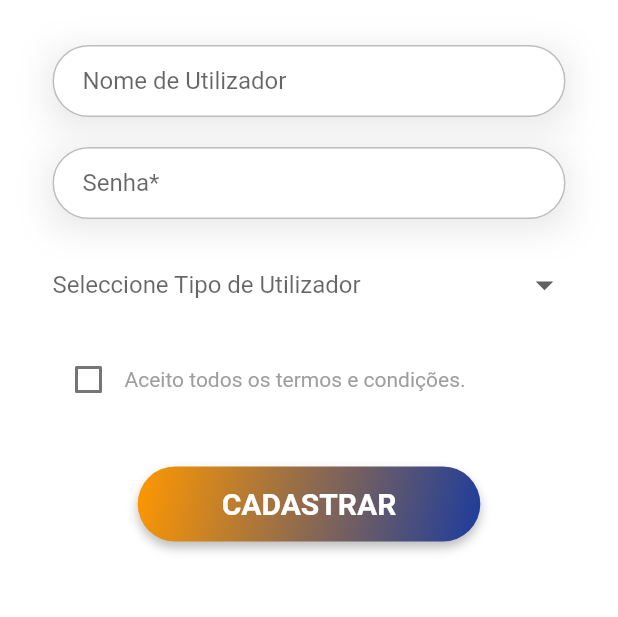
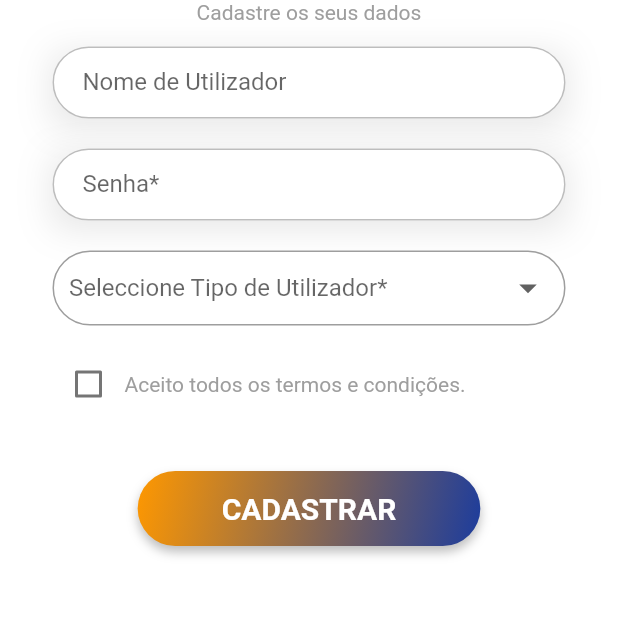
Before and after one commit to edsonduma/kulika_app, a Flutter app: the RegistrationPage screen opened directly, on a phone screen of 412 x 824 dp, the part 450-1067 px from its top. Run offline on Flutter 3.47's test engine with Material 2 defaults, Android fonts, the phone set to English and light mode, and no system bars; our stand-ins replace boxicons, flutter_dotenv, font_awesome_flutter, hexcolor.

Commit message:
segunda parte

```diff
--- a/lib/common/theme_helper.dart
+++ b/lib/common/theme_helper.dart
@@ -1,21 +1,51 @@
-
 import 'package:flutter/material.dart';
 import 'package:hexcolor/hexcolor.dart';
 
-class ThemeHelper{
-
-  InputDecoration textInputDecoration([String lableText="", String hintText = ""]){
+class ThemeHelper {
+  InputDecoration textInputDecoration(
+      [String lableText = "", String hintText = ""]) {
     return InputDecoration(
       labelText: lableText,
       hintText: hintText,
       fillColor: Colors.white,
       filled: true,
       contentPadding: EdgeInsets.fromLTRB(20, 10, 20, 10),
-      focusedBorder: OutlineInputBorder(borderRadius: BorderRadius.circular(100.0), borderSide: BorderSide(color: Colors.grey)),
-      enabledBorder: OutlineInputBorder(borderRadius: BorderRadius.circular(100.0), borderSide: BorderSide(color: Colors.grey.shade400)),
-      errorBorder: OutlineInputBorder(borderRadius: BorderRadius.circular(100.0), borderSide: BorderSide(color: Colors.red, width: 2.0)),
-      focusedErrorBorder: OutlineInputBorder(borderRadius: BorderRadius.circular(100.0), borderSide: BorderSide(color: Colors.red, width: 2.0)),
+      focusedBorder: OutlineInputBorder(
+          borderRadius: BorderRadius.circular(100.0),
+          borderSide: BorderSide(color: Colors.grey)),
+      enabledBorder: OutlineInputBorder(
+          borderRadius: BorderRadius.circular(100.0),
+          borderSide: BorderSide(color: Colors.grey.shade400)),
+      errorBorder: OutlineInputBorder(
+          borderRadius: BorderRadius.circular(100.0),
+          borderSide: BorderSide(color: Colors.red, width: 2.0)),
+      focusedErrorBorder: OutlineInputBorder(
+          borderRadius: BorderRadius.circular(100.0),
+          borderSide: BorderSide(color: Colors.red, width: 2.0)),
     );
+  }
+
+  BoxDecoration boxInputDecoration() {
+    return BoxDecoration(
+      color: Colors.white,
+      borderRadius: BorderRadius.circular(100),
+      border: Border.all(color: Colors.grey),
+      // List<BoxShadow>? boxShadow,
+      // Gradient? gradient,
+      // BlendMode? backgroundBlendMode,
+      // BoxShape shape = BoxShape.rectangle
+    );
+    // return InputDecoration(
+    //   labelText: lableText,
+    //   hintText: hintText,
+    //   fillColor: Colors.white,
+    //   filled: true,
+    //   contentPadding: EdgeInsets.fromLTRB(20, 10, 20, 10),
+    //   focusedBorder: OutlineInputBorder(borderRadius: BorderRadius.circular(100.0), borderSide: BorderSide(color: Colors.grey)),
+    //   enabledBorder: OutlineInputBorder(borderRadius: BorderRadius.circular(100.0), borderSide: BorderSide(color: Colors.grey.shade400)),
+    //   errorBorder: OutlineInputBorder(borderRadius: BorderRadius.circular(100.0), borderSide: BorderSide(color: Colors.red, width: 2.0)),
+    //   focusedErrorBorder: OutlineInputBorder(borderRadius: BorderRadius.circular(100.0), borderSide: BorderSide(color: Colors.red, width: 2.0)),
+    // );
   }
 
   BoxDecoration inputBoxDecorationShaddow() {
@@ -28,7 +58,8 @@ class ThemeHelper{
     ]);
   }
 
-  BoxDecoration buttonBoxDecoration(BuildContext context, [String color1 = "", String color2 = ""]) {
+  BoxDecoration buttonBoxDecoration(BuildContext context,
+      [String color1 = "", String color2 = ""]) {
     Color c1 = Theme.of(context).primaryColor;
     Color c2 = Theme.of(context).accentColor;
     if (color1.isEmpty == false) {
@@ -88,9 +119,6 @@ class ThemeHelper{
       ],
     );
   }
-
 }
 
-class LoginFormStyle{
-
-}
+class LoginFormStyle {}
--- a/lib/main.dart
+++ b/lib/main.dart
@@ -7,6 +7,7 @@ Future main() async {
   await dotenv.load(fileName: ".env");
 
   runApp(LoginUiApp());
+  // runApp(MyApp());
 }
 
 // class MyApp extends StatelessWidget {
--- a/lib/pages/registration_page.dart
+++ b/lib/pages/registration_page.dart
@@ -32,6 +32,8 @@ class _RegistrationPageState extends State<RegistrationPage> {
 
   @override
   Widget build(BuildContext context) {
+    ThemeHelper myTheme = ThemeHelper();
+
     return Scaffold(
       backgroundColor: Colors.white,
       body: SingleChildScrollView(
@@ -92,11 +94,15 @@ class _RegistrationPageState extends State<RegistrationPage> {
                           style: TextStyle(
                               fontSize: 60, fontWeight: FontWeight.bold),
                         ),
-                        SizedBox(height: 30),
+                        Text(
+                          'Cadastre os seus dados',
+                          style: TextStyle(color: Colors.grey),
+                        ),
+                        SizedBox(height: 15),
                         Container(
                           child: TextFormField(
                             controller: _nomeTextFieldController,
-                            decoration: ThemeHelper().textInputDecoration(
+                            decoration: myTheme.textInputDecoration(
                                 'Nome de Utilizador', 'Digite o seu nome'),
                             validator: (val) {
                               if (val!.isEmpty) {
@@ -105,14 +111,14 @@ class _RegistrationPageState extends State<RegistrationPage> {
                               return null;
                             },
                           ),
-                          decoration: ThemeHelper().inputBoxDecorationShaddow(),
+                          decoration: myTheme.inputBoxDecorationShaddow(),
                         ),
                         SizedBox(height: 20),
                         Container(
                           child: TextFormField(
                             controller: _senhaTextFieldController,
                             obscureText: true,
-                            decoration: ThemeHelper().textInputDecoration(
+                            decoration: myTheme.textInputDecoration(
                                 "Senha*", "Digite a sua senha"),
                             validator: (val) {
                               if (val!.isEmpty) {
@@ -121,15 +127,17 @@ class _RegistrationPageState extends State<RegistrationPage> {
                               return null;
                             },
                           ),
-                          decoration: ThemeHelper().inputBoxDecorationShaddow(),
+                          decoration: myTheme.inputBoxDecorationShaddow(),
                         ),
                         SizedBox(height: 20),
                         Container(
+                          padding: EdgeInsets.symmetric(horizontal: 10.0),
+                          decoration: myTheme.boxInputDecoration(),
                           child: DropdownButton(
                             dropdownColor: Colors.white,
                             icon: const Icon(Icons.arrow_drop_down),
                             iconSize: 28,
-                            hint: const Text("Seleccione Tipo de Utilizador"),
+                            hint: const Text("Seleccione Tipo de Utilizador*"),
                             disabledHint: const Text("Seleccione Tipo"),
                             underline: const SizedBox(),
                             isExpanded: true,
@@ -191,10 +199,9 @@ class _RegistrationPageState extends State<RegistrationPage> {
                         ),
                         SizedBox(height: 20.0),
                         Container(
-                          decoration:
-                              ThemeHelper().buttonBoxDecoration(context),
+                          decoration: myTheme.buttonBoxDecoration(context),
                           child: ElevatedButton(
-                            style: ThemeHelper().buttonStyle(),
+                            style: myTheme.buttonStyle(),
                             child: Padding(
                               padding:
                                   const EdgeInsets.fromLTRB(40, 10, 40, 10),
@@ -224,8 +231,11 @@ class _RegistrationPageState extends State<RegistrationPage> {
                                   senha: _senhaTextFieldController.text,
                                 );
 
+                                // var status = UserService.setData(user);
                                 UserService.setData(user);
 
+                                // if (status != null) {
+                                // }
                                 Navigator.of(context).pushAndRemoveUntil(
                                     MaterialPageRoute(
                                         builder: (context) => LoginPage()),
@@ -255,7 +265,7 @@ class _RegistrationPageState extends State<RegistrationPage> {
                         //           showDialog(
                         //             context: context,
                         //             builder: (BuildContext context) {
-                        //               return ThemeHelper().alartDialog(
+                        //               return myTheme.alartDialog(
                         //                   "Google Plus",
                         //                   "You tap on GooglePlus social icon.",
                         //                   context);
@@ -287,7 +297,7 @@ class _RegistrationPageState extends State<RegistrationPage> {
                         //           showDialog(
                         //             context: context,
                         //             builder: (BuildContext context) {
-                        //               return ThemeHelper().alartDialog(
+                        //               return myTheme.alartDialog(
                         //                   "Twitter",
                         //                   "You tap on Twitter social icon.",
                         //                   context);
@@ -310,7 +320,7 @@ class _RegistrationPageState extends State<RegistrationPage> {
                         //           showDialog(
                         //             context: context,
                         //             builder: (BuildContext context) {
-                        //               return ThemeHelper().alartDialog(
+                        //               return myTheme.alartDialog(
                         //                   "Facebook",
                         //                   "You tap on Facebook social icon.",
                         //                   context);
--- a/lib/prods/prod_create.dart
+++ b/lib/prods/prod_create.dart
@@ -3,10 +3,11 @@ import 'package:kulika/prods/prod_model.dart';
 import 'package:flutter/material.dart';
 import 'package:http/http.dart' as http;
 import 'package:boxicons/boxicons.dart';
+import 'package:flutter_dotenv/flutter_dotenv.dart';
 
 Future addProds(prod) async {
   final response = await http.post(
-    Uri.parse('http://10.0.12.89:8000/api/produtos'),
+    Uri.parse('http://${dotenv.env["SERVER_IP"]}:8000/api/produtos'),
     headers: <String, String>{
       'Content-Type': 'application/json; charset=UTF-8',
     },
--- a/lib/prods/prod_list.dart
+++ b/lib/prods/prod_list.dart
@@ -5,10 +5,11 @@ import 'package:flutter/material.dart';
 import 'package:http/http.dart' as http;
 import 'package:kulika/prods/prod_details.dart';
 import 'package:kulika/prods/prod_service.dart';
+import 'package:flutter_dotenv/flutter_dotenv.dart';
 
 Future<dynamic> getProds() async {
-  final response =
-      await http.get(Uri.parse('http://10.0.12.89:8000/api/produtos'));
+  final response = await http
+      .get(Uri.parse('http://${dotenv.env["SERVER_IP"]}:8000/api/produtos'));
 
   if (response.statusCode == 200) {
     // If the server did return a 200 OK response,
--- a/lib/prods/prod_service.dart
+++ b/lib/prods/prod_service.dart
@@ -1,10 +1,11 @@
 import 'dart:convert';
 import 'package:http/http.dart' as http;
+import 'package:flutter_dotenv/flutter_dotenv.dart';
 
 class ProdService {
   Future<dynamic> getSingleProd(nomeDoProduto) async {
-    final response = await http
-        .get(Uri.parse('http://10.0.12.89:8000/api/produtos/$nomeDoProduto'));
+    final response = await http.get(Uri.parse(
+        'http://${dotenv.env["SERVER_IP"]}:8000/api/produtos/$nomeDoProduto'));
 
     if (response.statusCode == 200) {
       // If the server did return a 200 OK response,
--- a/lib/users/user_model.dart
+++ b/lib/users/user_model.dart
@@ -1,12 +1,12 @@
 class User {
   User({
     required this.nome,
-    required this.tipo,
+    this.tipo,
     required this.senha,
   });
 
   final String nome;
-  final String tipo;
+  final String? tipo;
   final String senha;
 
   // 'kero': 'kero.jpg',
```
Also changed, not shown: lib/pages/login_page.dart (+73 -15 lines), lib/users/user_service.dart (+14 -3 lines).
